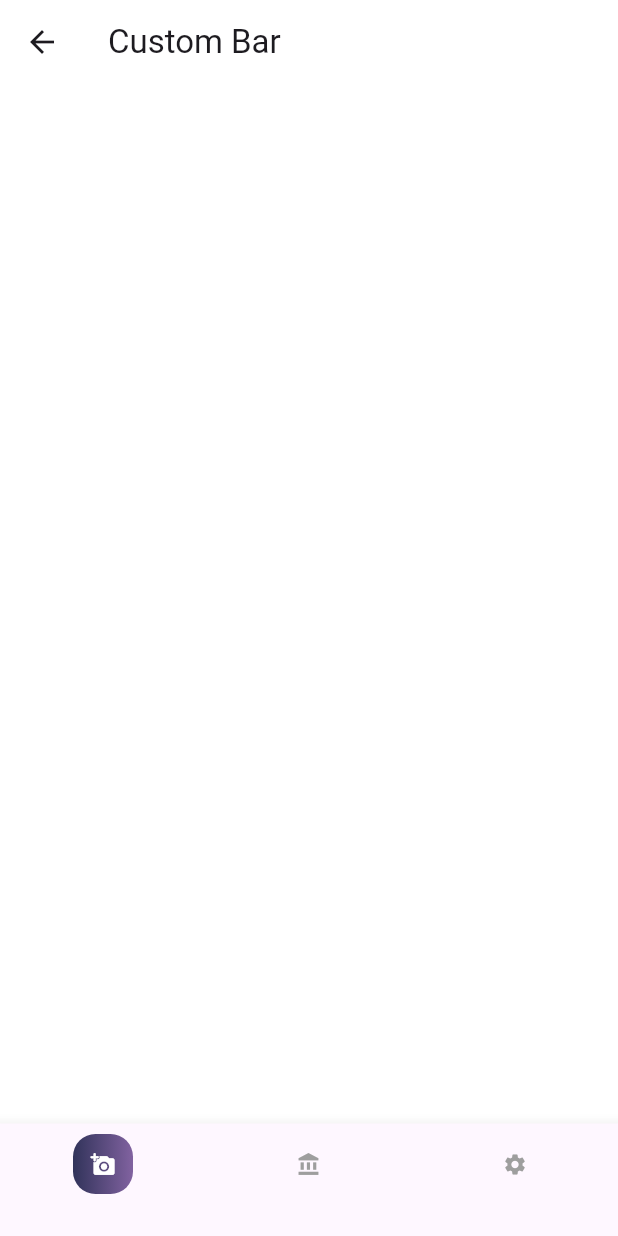
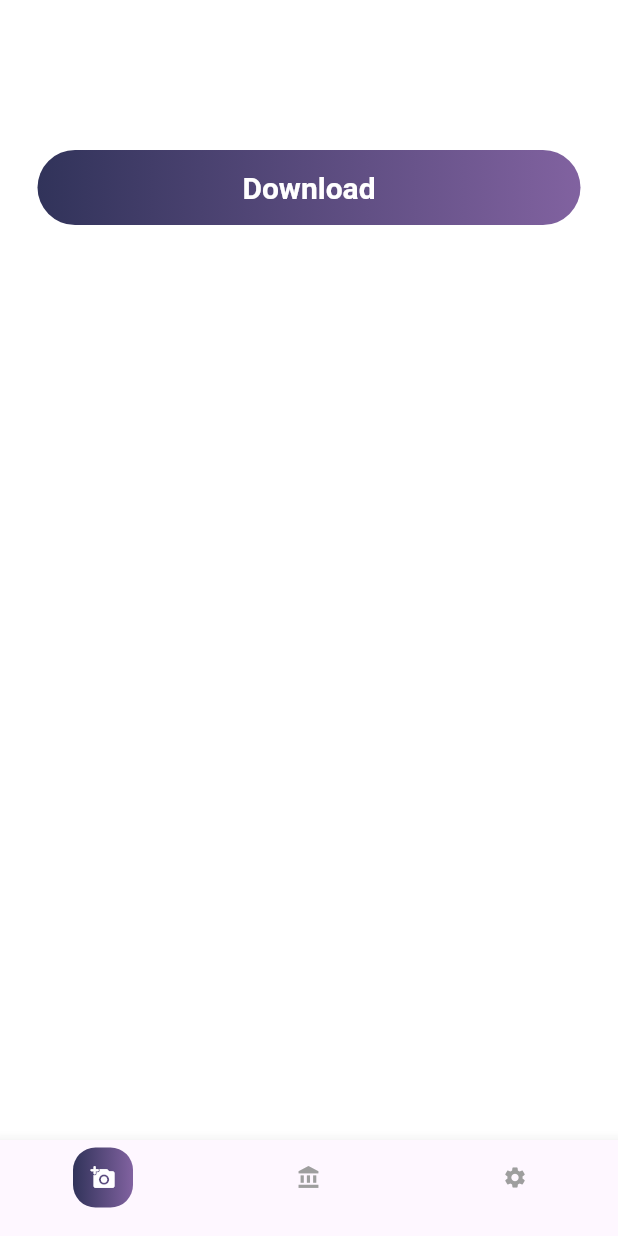
Before and after one commit to Mohamed-Yassien/Flutter-Ui-Source, a Flutter app: the CustomBarScreen screen opened directly, on a phone screen of 412 x 824 dp. Run offline on Flutter 3.47's test engine with Material 2 defaults, Android fonts, the phone set to English and light mode, and no system bars; our stand-ins replace curved_navigation_bar, google_maps_flutter, location, qr_flutter; missing offline and left inert: flutter_polyline_points, maps_toolkit, qr_code_scanner.

Commit message:
add custom buttons with gradient colors

```diff
--- a/lib/custom_bar/custom_bar_screen.dart
+++ b/lib/custom_bar/custom_bar_screen.dart
@@ -1,4 +1,5 @@
 import 'package:flutter/material.dart';
+import 'package:flutter_ui_source/custom_bar/custom_button_with_gradient.dart';
 import 'package:flutter_ui_source/google_maps/constant/app_constant.dart';
 
 class CustomBarScreen extends StatefulWidget {
@@ -43,10 +44,10 @@ class _CustomBarScreenState extends State<CustomBarScreen> {
   Widget build(BuildContext context) {
     return Scaffold(
       backgroundColor: Colors.white,
-      appBar: AppBar(
-        backgroundColor: Colors.white,
-        title: const Text('Custom Bar'),
-      ),
+      // appBar: AppBar(
+      //   backgroundColor: Colors.white,
+      //   title: const Text('Custom Bar'),
+      // ),
       bottomNavigationBar: Theme(
         data: Theme.of(context).copyWith(
           bottomAppBarTheme: const BottomAppBarTheme(
@@ -55,6 +56,7 @@ class _CustomBarScreenState extends State<CustomBarScreen> {
           ),
         ),
         child: BottomNavigationBar(
+          selectedFontSize: 10,
           items: items(currentIndex),
           currentIndex: currentIndex,
           onTap: (index) {
@@ -62,11 +64,11 @@ class _CustomBarScreenState extends State<CustomBarScreen> {
               currentIndex = index;
             });
           },
-         // useLegacyColorScheme: true,
+          // useLegacyColorScheme: true,
           //enableFeedback: false,
-         // backgroundColor: Colors.white,
+          // backgroundColor: Colors.white,
           //elevation: 8,
-          iconSize: 20,
+          // iconSize: 30,
           selectedIconTheme: const IconThemeData(
             size: 16.67,
             color: Colors.white,
@@ -77,6 +79,19 @@ class _CustomBarScreenState extends State<CustomBarScreen> {
           ),
         ),
       ),
+      body: Padding(
+        padding: const EdgeInsets.only(top: 100.0, left: 25, right: 25),
+        child: Column(
+          children: [
+            CustomButtonWithGradient(
+              gradient: AppConstant.linearGradient,
+              onPressed: () {},
+              radius: 25,
+              child: const Text('Download'),
+            ),
+          ],
+        ),
+      ),
     );
   }
 }
--- /dev/null
+++ b/lib/custom_bar/custom_button_with_gradient.dart
@@ -0,0 +1,53 @@
+import 'package:flutter/material.dart';
+
+class CustomButtonWithGradient extends StatelessWidget {
+  final Widget child;
+  final Gradient gradient;
+  final double width;
+  final double height;
+  final double radius;
+  final VoidCallback onPressed;
+
+  const CustomButtonWithGradient({
+    Key? key,
+    required this.child,
+    this.radius = 0.0,
+    required this.gradient,
+    this.width = double.infinity,
+    this.height = 50.0,
+    required this.onPressed,
+  }) : super(key: key);
+
+  @override
+  Widget build(BuildContext context) {
+    return Container(
+      width: width,
+      height: 50.0,
+      decoration: BoxDecoration(
+        gradient: gradient,
+        borderRadius: BorderRadius.circular(radius),
+        // boxShadow: [
+        //   BoxShadow(
+        //     color: Colors.grey[500]!,
+        //     offset: const Offset(0.0, 1.5),
+        //     blurRadius: 1.5,
+        //   ),
+        // ],
+      ),
+      child: Material(
+        textStyle: const TextStyle(
+          color: Colors.white,
+          fontSize: 20,
+          fontWeight: FontWeight.bold,
+        ),
+        color: Colors.transparent,
+        child: GestureDetector(
+          onTap: onPressed,
+          child: Center(
+            child: child,
+          ),
+        ),
+      ),
+    );
+  }
+}
--- a/lib/main.dart
+++ b/lib/main.dart
@@ -1,7 +1,6 @@
 import 'package:flutter/material.dart';
 import 'package:flutter_ui_source/app_router.dart';
-
-import 'google_maps/map_screen.dart';
+import 'package:flutter_ui_source/google_maps/map_screen.dart';
 
 main() {
   runApp(const MyApp());
```
Also changed, not shown: lib/custom_bar/gradient_outlined_button.dart (added, +34 -0 lines), lib/google_maps/map_screen.dart (+53 -52 lines).
